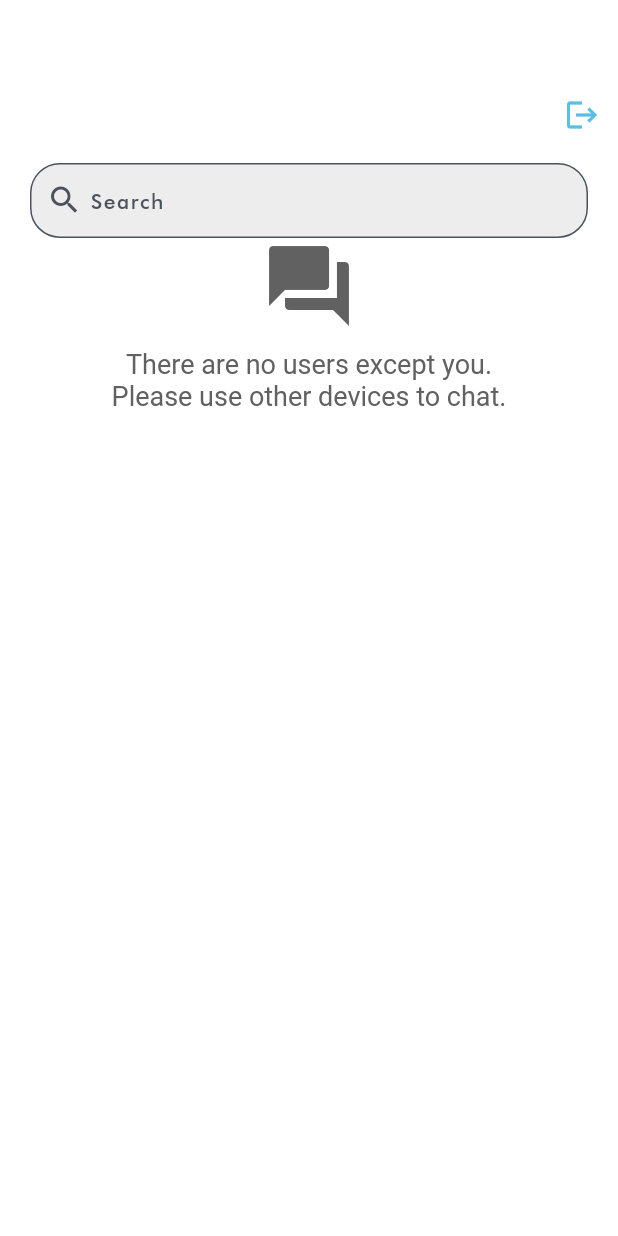
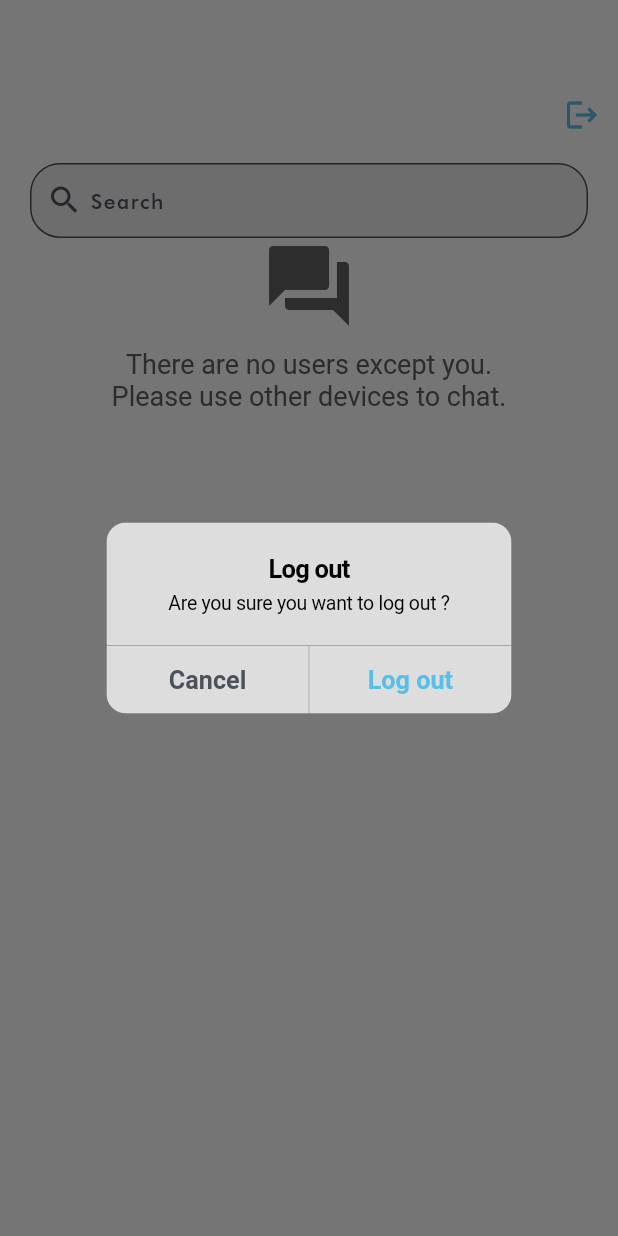
Before and after one commit to erncncbk/qchat, a Flutter app: the ChatListPage screen opened directly, after a tap on the "logout" icon, on a phone screen of 412 x 824 dp. Run offline on Flutter 3.47's test engine with Material 2 defaults, Android fonts, the light colour scheme and no system bars; drawn by our look-alikes of auto_size_text; our stand-ins replace cloud_firestore, firebase_auth, firebase_core, firebase_storage, flutter_svg, get_it and 2 more; missing offline and left inert: flutter_app_badger; accounts and stored records are empty; Roboto replaces fonts that are missing (futura).

Commit message:
bugs fixed

```diff
--- a/lib/core/components/alert/alert_dialog.dart
+++ b/lib/core/components/alert/alert_dialog.dart
@@ -1,12 +1,47 @@
 import 'package:flutter/cupertino.dart';
 import 'package:flutter/material.dart';
+import 'package:qchat/core/components/text/custom_text_widget.dart';
+import 'package:qchat/core/constants/app/app_colors.dart';
+import 'package:qchat/core/extensions/string_extension.dart';
 
-void showAlertDialog(context, String msg) {
+void showAlertDialog(BuildContext context, String msg) {
   showDialog(
       context: context,
       builder: (context) {
-        return CupertinoAlertDialog(
-          content: Text(msg),
-        );
+        return CupertinoAlertDialog(content: Text(msg));
       });
 }
+
+void showAlertDialogWOptions(
+    BuildContext context, String title, String msg, VoidCallback? function) {
+  showDialog(
+    context: context,
+    builder: (context) {
+      return CupertinoAlertDialog(
+        title: Text(title),
+        content: Text(msg),
+        actions: <Widget>[
+          CupertinoDialogAction(
+            isDefaultAction: true,
+            onPressed: () {
+              Navigator.pop(context);
+            },
+            child: Text(
+              "Cancel",
+              style: TextStyle(color: AppColors.secondary),
+            ),
+          ),
+          CupertinoDialogAction(
+            textStyle: TextStyle(color: Colors.red),
+            isDefaultAction: true,
+            onPressed: function,
+            child: Text(
+              title,
+              style: TextStyle(color: AppColors.primary),
+            ),
+          ),
+        ],
+      );
+    },
+  );
+}
--- a/lib/core/init/services/storage_service.dart
+++ b/lib/core/init/services/storage_service.dart
@@ -1,13 +1,20 @@
 import 'package:qchat/core/constants/app/app_constants.dart';
+import 'package:qchat/core/provider/app_state/app_state_provider.dart';
+import 'package:qchat/locator.dart';
 import 'package:shared_preferences/shared_preferences.dart';
 
 class StorageService {
+  final AppStateProvider? _appStateProvider = locator<AppStateProvider>();
+
   /// Aydıt belleğindeki uygulama ile ilgili bilgileri temizler.
   /// Token, secret, userFullName, phoneNumber bilgileri temizlenir.
-  Future<void> clearStorageAsync() async {
+  Future<bool> clearStorageAsync() async {
     SharedPreferences instances = await SharedPreferences.getInstance();
     instances.remove(Constant.userToken);
+    _appStateProvider!.clearToken();
     instances.clear();
+
+    return true;
   }
 
   ///Bellekten Kullanıcı Token bilgilerini alır.
--- a/lib/locator.dart
+++ b/lib/locator.dart
@@ -4,8 +4,6 @@
 
 GetIt locator = GetIt.instance;
 
-///Projede kullanılan veya kullanılacak Service, Provider ve Repository'lerin
-///proje başlatıldığında ayağa kaldırılmasını sağlar.
 void setupLocator() {
   //*Providers
   locator.registerLazySingleton(() => AppStateProvider());
--- a/lib/view/authentication/forgot_password_page.dart
+++ b/lib/view/authentication/forgot_password_page.dart
@@ -68,7 +68,7 @@
       height: 100,
       padding: EdgeInsets.symmetric(horizontal: 30),
       child: Row(
-        mainAxisAlignment: MainAxisAlignment.center,
+        mainAxisAlignment: MainAxisAlignment.end,
         children: [
           Stack(
             children: [
@@ -210,7 +210,7 @@
           ],
         ),
         Positioned(
-          top: -50,
+          top: -30,
           left: 0,
           right: 0,
           child: Container(
--- a/lib/view/home/chat/chat_list_page.dart
+++ b/lib/view/home/chat/chat_list_page.dart
@@ -3,6 +3,7 @@
 import 'package:cloud_firestore/cloud_firestore.dart';
 import 'package:firebase_auth/firebase_auth.dart';
 import 'package:flutter/material.dart';
+import 'package:qchat/core/components/alert/alert_dialog.dart';
 import 'package:qchat/core/components/text/custom_text_widget.dart';
 import 'package:qchat/core/constants/app/app_colors.dart';
 import 'package:qchat/core/constants/navigation/navigation_constant.dart';
@@ -80,11 +81,14 @@
           mainAxisAlignment: MainAxisAlignment.end,
           children: [
             IconButton(
-                onPressed: () async {
-                  _fbAuthService!.signOut();
-                  await _storageService!.clearStorageAsync().then((value) {
-                    _appStateProvider!.clearToken();
-                    exit(0);
+                onPressed: () {
+                  showAlertDialogWOptions(
+                      context, "Log out", "Are you sure you want to log out ?",
+                      () async {
+                    await _storageService!.clearStorageAsync().then((value) {
+                      _fbAuthService!.signOut();
+                      exit(0);
+                    });
                   });
                 },
                 icon: Icon(
--- a/lib/view/splash/splash_page.dart
+++ b/lib/view/splash/splash_page.dart
@@ -30,7 +30,6 @@
   Future checkReadOnlyAsync(BuildContext context) async {
     ///Kullanıcı bilgilerini çeker. Sayfa açılışında istekte bulunur
     NavigationService navigation = NavigationService.instance;
-
     await _storageService!.getTokenAsync().then((value) async {
       if (value != null) {
         /// Set Token
```
Also changed, not shown: lib/view/authentication/register_page.dart (+3 -5 lines).
